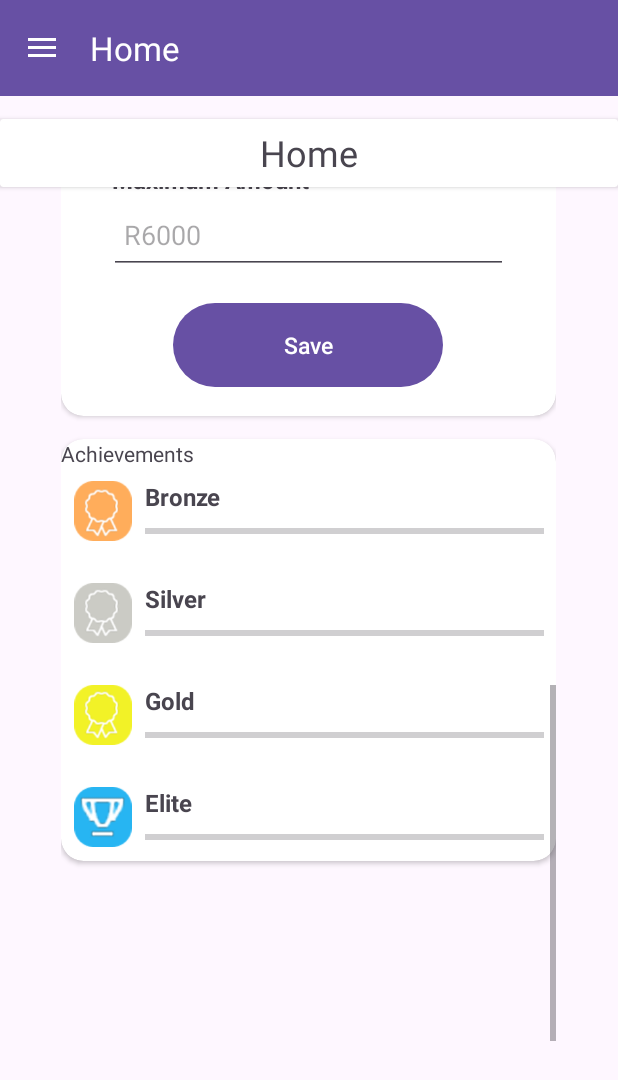
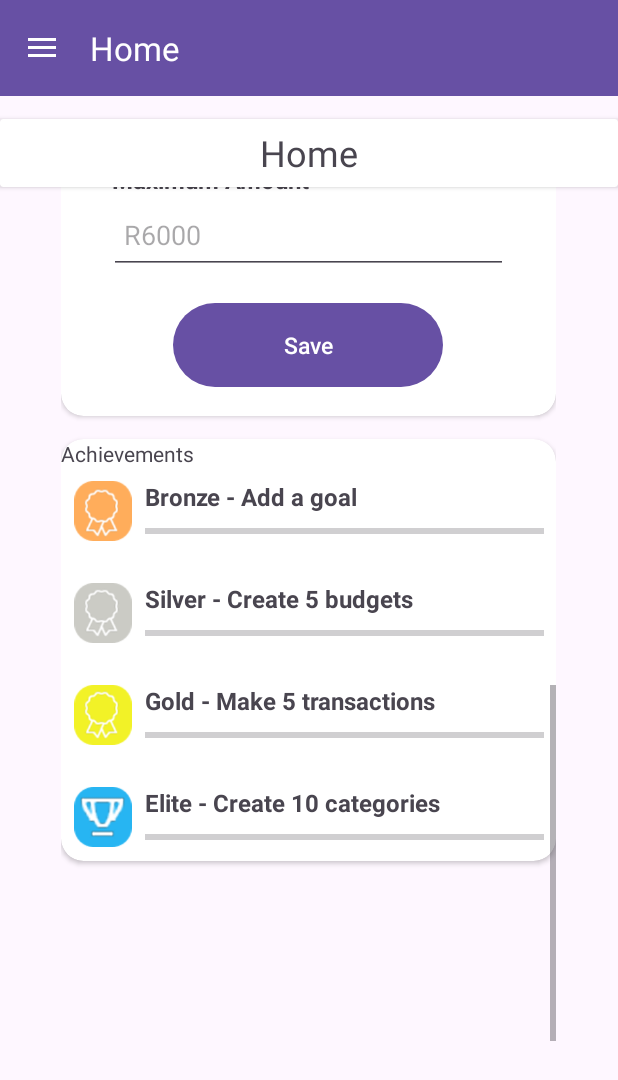
Before and after one commit to ST10079108/PiggyBudgetApp, an Android app: the HomeActivity screen opened directly, with no data from a screen before it, scrolled down 978 dp, on a phone screen of 412 x 824 dp. Shown: the top 1080 px of the screen. Run offline under Robolectric (Android 15) with nearby library versions, the phone set to English and light mode, and no system bars; our stand-ins replace Firebase (no records; nobody signed in at launch, a user with empty details on screens opened directly).

Commit message:
Updates to home and main: troubleshooting progress bars and updating preload data.

```diff
--- a/app/src/main/java/com/fake/piggybudgetapp/HomeActivity.kt
+++ b/app/src/main/java/com/fake/piggybudgetapp/HomeActivity.kt
@@ -2,11 +2,13 @@ package com.fake.piggybudgetapp
 
 import android.content.Intent
 import android.os.Bundle
+import android.util.Log
 import android.view.MenuItem
 import android.view.View
 import android.widget.Toast
 import androidx.activity.enableEdgeToEdge
 import androidx.appcompat.app.ActionBarDrawerToggle
+import androidx.appcompat.app.AlertDialog
 import androidx.appcompat.app.AppCompatActivity
 import com.fake.piggybudgetapp.database.*
 import androidx.core.view.GravityCompat
@@ -91,6 +93,8 @@ class HomeActivity : AppCompatActivity() {
             }
         }
 
+        loadAchievements()
+
         binding.btnSaveGoal.setOnClickListener{
             //Get user input
             val gmin = binding.etMin.text.toString().trim().toDoubleOrNull() ?: 0.0
@@ -121,6 +125,7 @@ class HomeActivity : AppCompatActivity() {
 
             val intent = Intent(this, BudgetActivity::class.java)
             startActivity(intent)
+            loadAchievements()
         }
 
         lifecycleScope.launch {
@@ -149,20 +154,28 @@ class HomeActivity : AppCompatActivity() {
 
     private fun loadAchievements() {
         // Bronze
+        Log.d("ACHIEVEMENTS", "Calling getAllGoals...")
         FirebaseDbHelper.getAllGoals { goals ->
+            Log.d("ACHIEVEMENTS", "Goals fetched: ${goals.size}")
             val bronzeProgress = goals.size
             runOnUiThread {
                 binding.pbBronze.max = 1
                 binding.pbBronze.progress = bronzeProgress.coerceAtMost(1)
+                if (binding.pbBronze.progress == binding.pbBronze.max) {
+                    showAchievementDialog("Bronze")
+                }
             }
         }
 
-        // Silver - Number of Budgets (assuming you have budgets)
+        // Silver
         FirebaseDbHelper.getAllBudgets { budgets ->
             val silverProgress = budgets.size
             runOnUiThread {
                 binding.pbSilver.max = 5
                 binding.pbSilver.progress = silverProgress.coerceAtMost(5)
+                if (binding.pbSilver.progress == binding.pbSilver.max) {
+                    showAchievementDialog("Silver")
+                }
             }
         }
 
@@ -170,12 +183,33 @@ class HomeActivity : AppCompatActivity() {
         FirebaseDbHelper.getAllTransactions { transactions ->
             val goldProgress = transactions.size
             runOnUiThread {
-                binding.pbGold.max = 10
-                binding.pbGold.progress = goldProgress.coerceAtMost(10)
+                binding.pbGold.max = 5
+                binding.pbGold.progress = goldProgress.coerceAtMost(5)
+                if (binding.pbGold.progress == binding.pbGold.max) {
+                    showAchievementDialog("Gold")
+                }
             }
         }
 
         // Elite
+        FirebaseDbHelper.getAllCategories { categories ->
+            val eliteProgress = categories.size
+            runOnUiThread {
+                binding.pbElite.max = 10
+                binding.pbElite.progress = eliteProgress.coerceAtMost(10)
+                if (binding.pbElite.progress == binding.pbElite.max) {
+                    showAchievementDialog("Elite")
+                }
+            }
+        }
+    }
+
+    private fun showAchievementDialog(achievement: String) {
+        AlertDialog.Builder(this)
+            .setTitle("Achievement Unlocked!")
+            .setMessage("You've unlocked the $achievement achievement!")
+            .setPositiveButton("Nice!") { dialog, _ -> dialog.dismiss() }
+            .show()
     }
 
 }
--- a/app/src/main/res/layout/activity_home.xml
+++ b/app/src/main/res/layout/activity_home.xml
@@ -362,7 +362,7 @@
                                             <TextView
                                                 android:layout_width="wrap_content"
                                                 android:layout_height="wrap_content"
-                                                android:text="Bronze"
+                                                android:text="Bronze - Add a goal"
                                                 android:textStyle="bold"
                                                 android:textSize="16sp"
                                                 android:layout_marginBottom="4dp"/>
@@ -402,7 +402,7 @@
                                             <TextView
                                                 android:layout_width="wrap_content"
                                                 android:layout_height="wrap_content"
-                                                android:text="Silver"
+                                                android:text="Silver - Create 5 budgets"
                                                 android:textStyle="bold"
                                                 android:textSize="16sp"
                                                 android:layout_marginBottom="4dp"/>
@@ -442,7 +442,7 @@
                                             <TextView
                                                 android:layout_width="wrap_content"
                                                 android:layout_height="wrap_content"
-                                                android:text="Gold"
+                                                android:text="Gold - Make 5 transactions"
                                                 android:textStyle="bold"
                                                 android:textSize="16sp"
                                                 android:layout_marginBottom="4dp"/>
@@ -482,7 +482,7 @@
                                             <TextView
                                                 android:layout_width="wrap_content"
                                                 android:layout_height="wrap_content"
-                                                android:text="Elite"
+                                                android:text="Elite - Create 10 categories"
                                                 android:textStyle="bold"
                                                 android:textSize="16sp"
                                                 android:layout_marginBottom="4dp"/>
```
Also changed, not shown: app/src/main/java/com/fake/piggybudgetapp/MainActivity.kt (+4 -26 lines).
